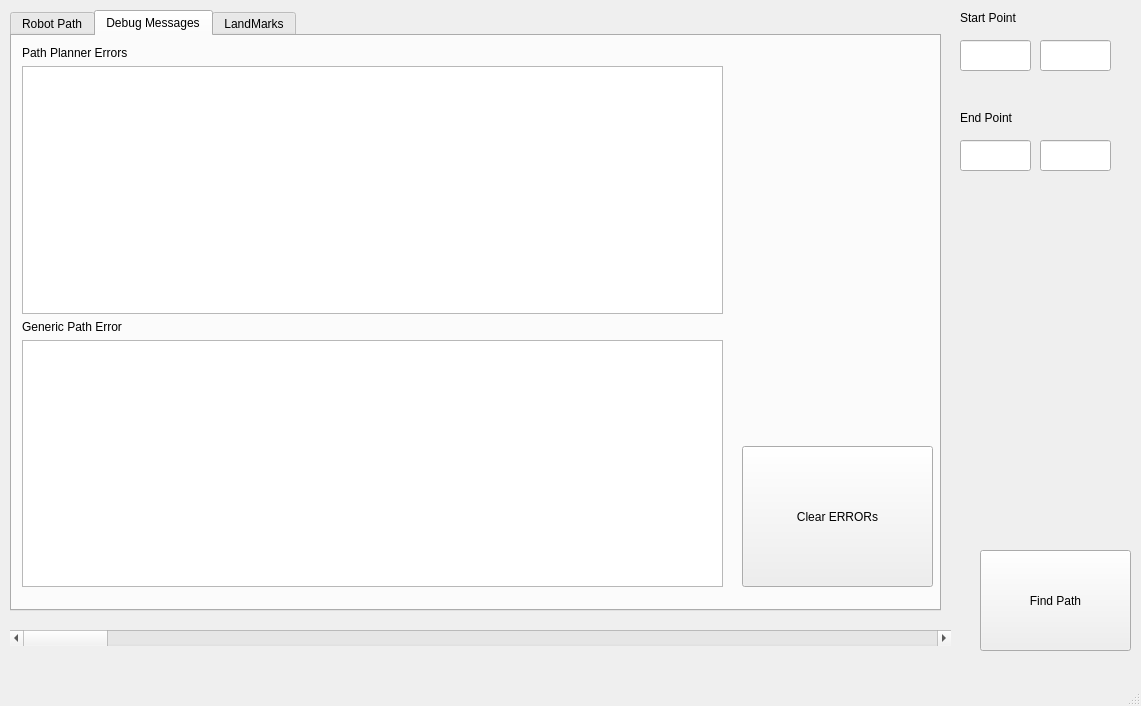
denis-draca/capstone, file ui/mainwindow.ui: the form before one commit.
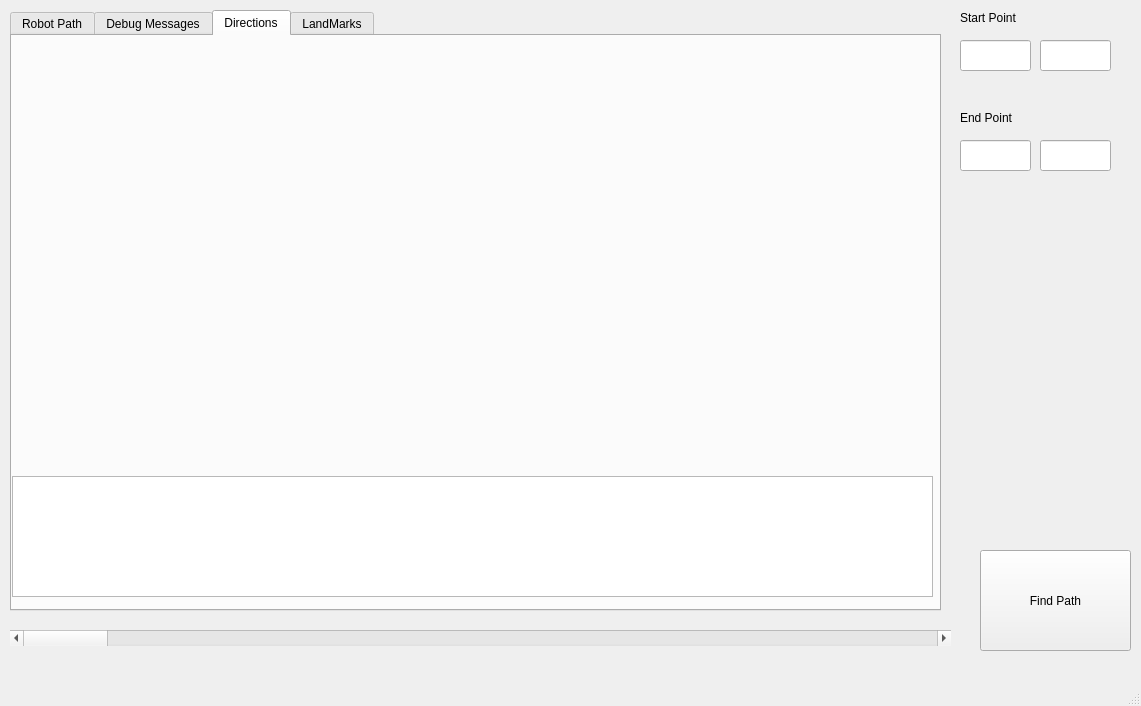
The form after the commit. The open tabs and pages were chosen to show the change.

What changed in the file:
```diff
--- a/ui/mainwindow.ui
+++ b/ui/mainwindow.ui
@@ -187,6 +187,50 @@
       </property>
       <property name="text">
        <string>Clear ERRORs</string>
+      </property>
+     </widget>
+     <widget class="QCheckBox" name="ch_disp_error">
+      <property name="geometry">
+       <rect>
+        <x>740</x>
+        <y>30</y>
+        <width>161</width>
+        <height>21</height>
+       </rect>
+      </property>
+      <property name="text">
+       <string>Update Error Boxs</string>
+      </property>
+      <property name="checked">
+       <bool>true</bool>
+      </property>
+     </widget>
+    </widget>
+    <widget class="QWidget" name="tab_4">
+     <attribute name="title">
+      <string>Directions</string>
+     </attribute>
+     <widget class="QLabel" name="img_directions">
+      <property name="geometry">
+       <rect>
+        <x>0</x>
+        <y>10</y>
+        <width>801</width>
+        <height>401</height>
+       </rect>
+      </property>
+      <property name="text">
+       <string/>
+      </property>
+     </widget>
+     <widget class="QTextBrowser" name="out_directions">
+      <property name="geometry">
+       <rect>
+        <x>0</x>
+        <y>440</y>
+        <width>921</width>
+        <height>121</height>
+       </rect>
       </property>
      </widget>
     </widget>
```
Left out of the diff: 2 changed lines with no effect on the pictures.
